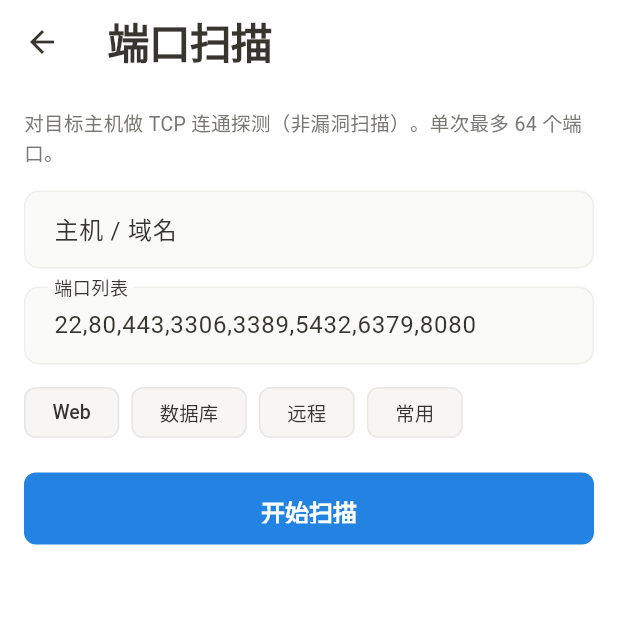
After one commit to fymd/personal-assistant, a Flutter app: the OpsHomePage screen opened directly, after a tap on "端口扫描", on a phone screen of 412 x 824 dp, the top half of it. The commit adds this screen. Run offline on Flutter 3.47's test engine with Material 3 defaults, Android fonts, the phone set to English and light mode, and no system bars; our stand-ins replace dio, flutter_riverpod, flutter_secure_storage, shared_preferences, webview_flutter; missing offline and left inert: excel, flutter_webrtc, mobile_scanner; accounts and stored records are empty.

Commit message:
feat(ops): #7 运维工具扩展阶段 1/2
阶段 1：端口扫描（常用端口/自定义列表）、DNS 查询
阶段 2：SSH 快速连接（唤起系统客户端）、网络诊断汇总页
运维首页入口同步更新

```diff
--- a/mobile/lib/features/ops/presentation/ops_home_page.dart
+++ b/mobile/lib/features/ops/presentation/ops_home_page.dart
@@ -2,9 +2,13 @@ import 'package:flutter/material.dart';
 import 'package:flutter_riverpod/flutter_riverpod.dart';
 
 import '../../../core/theme/theme_provider.dart';
+import 'dns_lookup_page.dart';
+import 'network_diag_page.dart';
 import 'ping_page.dart';
+import 'port_scan_page.dart';
 import 'remote_desktop_page.dart';
 import 'scanner_page.dart';
+import 'ssh_connect_page.dart';
 
 /// 运维工具入口列表
 class OpsHomePage extends ConsumerWidget {
@@ -18,7 +22,7 @@ class OpsHomePage extends ConsumerWidget {
       _ToolItem(
         icon: Icons.desktop_windows_outlined,
         title: '远程桌面',
-        subtitle: '配置同步 · 唤起系统客户端',
+        subtitle: '外置 · 网关 · WebRTC',
         color: colors.tagBlue,
         onTap: () => Navigator.of(context).push(
           MaterialPageRoute(builder: (_) => const RemoteDesktopPage()),
@@ -27,10 +31,46 @@ class OpsHomePage extends ConsumerWidget {
       _ToolItem(
         icon: Icons.network_ping,
         title: 'Ping 工具',
-        subtitle: '检测主机连通性与延迟',
+        subtitle: 'TCP 连通性与延迟',
         color: colors.tagGreen,
         onTap: () => Navigator.of(context).push(
           MaterialPageRoute(builder: (_) => const PingPage()),
+        ),
+      ),
+      _ToolItem(
+        icon: Icons.radar_outlined,
+        title: '端口扫描',
+        subtitle: '常用端口 TCP 探测',
+        color: colors.tagOrange,
+        onTap: () => Navigator.of(context).push(
+          MaterialPageRoute(builder: (_) => const PortScanPage()),
+        ),
+      ),
+      _ToolItem(
+        icon: Icons.dns_outlined,
+        title: 'DNS 查询',
+        subtitle: '域名解析 A/AAAA',
+        color: colors.tagPurple,
+        onTap: () => Navigator.of(context).push(
+          MaterialPageRoute(builder: (_) => const DnsLookupPage()),
+        ),
+      ),
+      _ToolItem(
+        icon: Icons.terminal,
+        title: 'SSH 连接',
+        subtitle: '唤起系统 SSH 客户端',
+        color: colors.tagBlue,
+        onTap: () => Navigator.of(context).push(
+          MaterialPageRoute(builder: (_) => const SshConnectPage()),
+        ),
+      ),
+      _ToolItem(
+        icon: Icons.troubleshoot_outlined,
+        title: '网络诊断',
+        subtitle: '网卡 · DNS · 关键端口',
+        color: colors.tagGreen,
+        onTap: () => Navigator.of(context).push(
+          MaterialPageRoute(builder: (_) => const NetworkDiagPage()),
         ),
       ),
       _ToolItem(
--- /dev/null
+++ b/mobile/lib/features/ops/presentation/port_scan_page.dart
@@ -0,0 +1,199 @@
+import 'dart:async';
+import 'dart:io';
+
+import 'package:flutter/material.dart';
+import 'package:flutter_riverpod/flutter_riverpod.dart';
+
+import '../../../core/theme/theme_provider.dart';
+
+/// 阶段 1：TCP 端口扫描（客户端本地探测）
+class PortScanPage extends ConsumerStatefulWidget {
+  const PortScanPage({super.key});
+
+  @override
+  ConsumerState<PortScanPage> createState() => _PortScanPageState();
+}
+
+class _PortScanPageState extends ConsumerState<PortScanPage> {
+  final _hostCtrl = TextEditingController();
+  final _portsCtrl = TextEditingController(
+    text: '22,80,443,3306,3389,5432,6379,8080',
+  );
+
+  bool _running = false;
+  final List<_PortResult> _results = [];
+
+  static const _presets = {
+    'Web': '80,443,8080,8443',
+    '数据库': '3306,5432,1433,27017,6379',
+    '远程': '22,3389,5900',
+    '常用': '22,80,443,3306,3389,5432,6379,8080',
+  };
+
+  @override
+  void dispose() {
+    _hostCtrl.dispose();
+    _portsCtrl.dispose();
+    super.dispose();
+  }
+
+  List<int> _parsePorts(String raw) {
+    final set = <int>{};
+    for (final part in raw.split(RegExp(r'[,\s]+'))) {
+      final p = int.tryParse(part.trim());
+      if (p != null && p > 0 && p <= 65535) set.add(p);
+    }
+    final list = set.toList()..sort();
+    // 安全上限，避免误扫过大范围
+    if (list.length > 64) return list.sublist(0, 64);
+    return list;
+  }
+
+  Future<void> _scan() async {
+    final host = _hostCtrl.text.trim();
+    if (host.isEmpty) {
+      ScaffoldMessenger.of(context).showSnackBar(
+        const SnackBar(content: Text('请输入主机')),
+      );
+      return;
+    }
+    final ports = _parsePorts(_portsCtrl.text);
+    if (ports.isEmpty) {
+      ScaffoldMessenger.of(context).showSnackBar(
+        const SnackBar(content: Text('请填写有效端口列表')),
+      );
+      return;
+    }
+
+    setState(() {
+      _running = true;
+      _results.clear();
+    });
+
+    // 有限并发
+    const concurrency = 8;
+    var index = 0;
+    Future<void> worker() async {
+      while (true) {
+        if (!_running || !mounted) return;
+        final i = index++;
+        if (i >= ports.length) return;
+        final port = ports[i];
+        final r = await _probe(host, port);
+        if (!mounted || !_running) return;
+        setState(() {
+          _results.add(r);
+          _results.sort((a, b) => a.port.compareTo(b.port));
+        });
+      }
+    }
+
+    await Future.wait(List.generate(concurrency, (_) => worker()));
+    if (!mounted) return;
+    setState(() => _running = false);
+  }
+
+  Future<_PortResult> _probe(String host, int port) async {
+    final sw = Stopwatch()..start();
+    try {
+      final s = await Socket.connect(
+        host,
+        port,
+        timeout: const Duration(milliseconds: 1500),
+      );
+      sw.stop();
+      s.destroy();
+      return _PortResult(port: port, open: true, ms: sw.elapsedMilliseconds);
+    } catch (_) {
+      sw.stop();
+      return _PortResult(port: port, open: false, ms: sw.elapsedMilliseconds);
+    }
+  }
+
+  @override
+  Widget build(BuildContext context) {
+    final colors = ref.watch(appColorsProvider);
+    final openCount = _results.where((e) => e.open).length;
+
+    return Scaffold(
+      backgroundColor: colors.background,
+      appBar: AppBar(title: const Text('端口扫描')),
+      body: ListView(
+        padding: const EdgeInsets.all(16),
+        children: [
+          Text(
+            '对目标主机做 TCP 连通探测（非漏洞扫描）。单次最多 64 个端口。',
+            style: TextStyle(fontSize: 13, color: colors.secondaryText),
+          ),
+          const SizedBox(height: 16),
+          TextField(
+            controller: _hostCtrl,
+            decoration: const InputDecoration(
+              labelText: '主机 / 域名',
+              hintText: '192.168.1.1 或 example.com',
+            ),
+            enabled: !_running,
+          ),
+          const SizedBox(height: 12),
+          TextField(
+            controller: _portsCtrl,
+            decoration: const InputDecoration(
+              labelText: '端口列表',
+              hintText: '逗号分隔，如 22,80,443',
+            ),
+            enabled: !_running,
+          ),
+          const SizedBox(height: 8),
+          Wrap(
+            spacing: 8,
+            children: _presets.entries.map((e) {
+              return ActionChip(
+                label: Text(e.key),
+                onPressed: _running
+                    ? null
+                    : () => setState(() => _portsCtrl.text = e.value),
+              );
+            }).toList(),
+          ),
+          const SizedBox(height: 16),
+          SizedBox(
+            height: 48,
+            child: ElevatedButton(
+              onPressed: _running
+                  ? () => setState(() => _running = false)
+                  : _scan,
+              child: Text(_running ? '停止' : '开始扫描'),
+            ),
+          ),
+          if (_results.isNotEmpty) ...[
+            const SizedBox(height: 16),
+            Text(
+              '开放 $openCount / ${_results.length}',
+              style: Theme.of(context).textTheme.titleSmall,
+            ),
+            const SizedBox(height: 8),
+            ..._results.map((r) {
+              return ListTile(
+                dense: true,
+                leading: Icon(
+                  r.open ? Icons.check_circle : Icons.cancel_outlined,
+                  color: r.open ? colors.success : colors.secondaryText,
+                  size: 20,
+                ),
+                title: Text('端口 ${r.port}'),
+                subtitle: Text(r.open ? '开放 · ${r.ms} ms' : '关闭/过滤 · ${r.ms} ms'),
+              );
+            }),
+          ],
+        ],
+      ),
+    );
+  }
+}
+
+class _PortResult {
+  final int port;
+  final bool open;
+  final int ms;
+  _PortResult({required this.port, required this.open, required this.ms});
+}
```
Also changed, not shown: mobile/lib/features/ops/presentation/dns_lookup_page.dart (added, +136 -0 lines), mobile/lib/features/ops/presentation/network_diag_page.dart (added, +165 -0 lines), mobile/lib/features/ops/presentation/ssh_connect_page.dart (added, +130 -0 lines), 1 other file.
